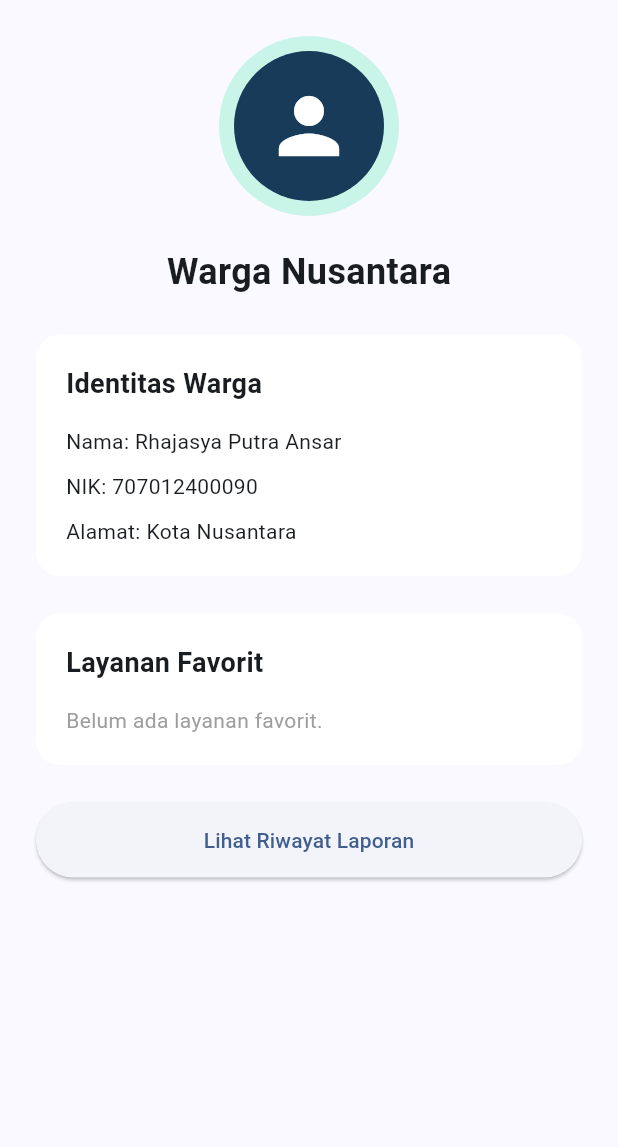
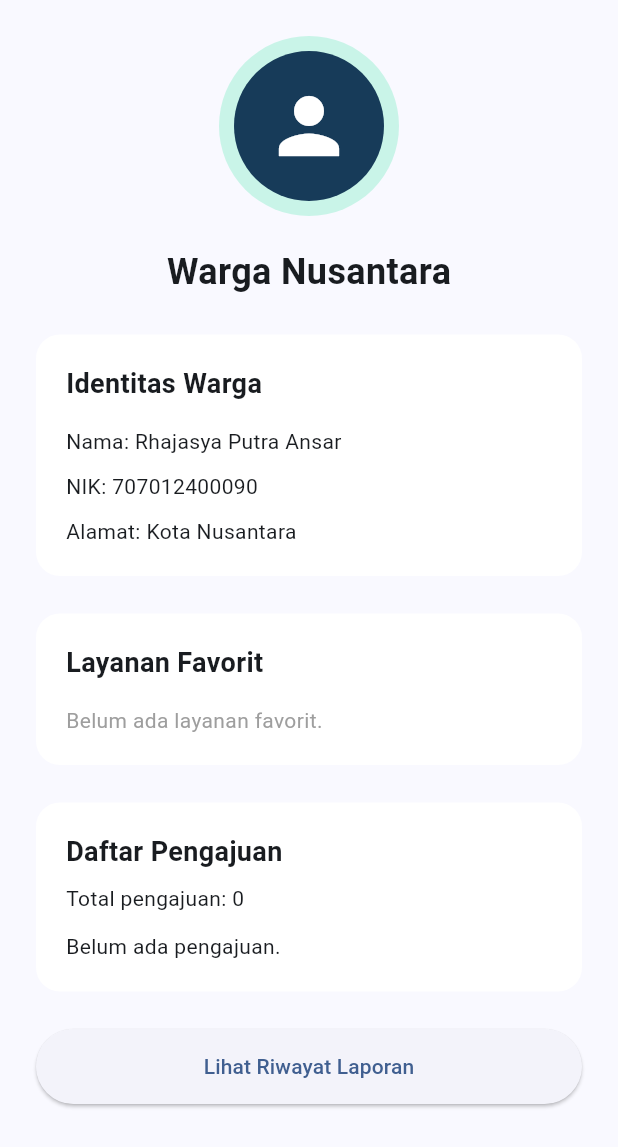
Before and after one commit to rhjasya/tamodul6_ppbl, a Flutter app: the WargaPage widget shown alone on an empty page, opened directly, on a phone screen of 412 x 824 dp. Shown: the top 1147 px of the screen. Run offline on Flutter 3.47's test engine with Material 3 defaults, Android fonts, the phone set to English and light mode, and no system bars; our stand-ins replace fl_chart, flutter_bloc, flutter_map, latlong2.

Commit message:
Initial commit

```diff
--- a/lib/models/favorit_model.dart
+++ b/lib/models/favorit_model.dart
@@ -1,21 +1,21 @@
-import 'package:flutter/foundation.dart';
+//  import 'package:flutter/foundation.dart';
 
-class FavoritModel extends ChangeNotifier {
-  final List<String> _daftarFavorit = [];
+// class FavoritModel extends ChangeNotifier {
+//   final List<String> _daftarFavorit = [];
 
-  List<String> get daftarFavorit => _daftarFavorit;
+//   List<String> get daftarFavorit => _daftarFavorit;
 
-  void tandai(String namaLayanan) {
-    if (!_daftarFavorit.contains(namaLayanan)) {
-      _daftarFavorit.add(namaLayanan);
-      notifyListeners();
-    }
-  }
+//   void tandai(String namaLayanan) {
+//     if (!_daftarFavorit.contains(namaLayanan)) {
+//       _daftarFavorit.add(namaLayanan);
+//       notifyListeners();
+//     }
+//   }
 
-  void batalTandai(String namaLayanan) {
-    if (_daftarFavorit.contains(namaLayanan)) {
-      _daftarFavorit.remove(namaLayanan);
-      notifyListeners();
-    }
-  }
-}
+//   void batalTandai(String namaLayanan) {
+//     if (_daftarFavorit.contains(namaLayanan)) {
+//       _daftarFavorit.remove(namaLayanan);
+//       notifyListeners();
+//     }
+//   }
+// }
--- a/lib/pages/warga_page.dart
+++ b/lib/pages/warga_page.dart
@@ -1,7 +1,9 @@
+
 import 'package:flutter/material.dart';
-import 'package:provider/provider.dart';
+import 'package:flutter_bloc/flutter_bloc.dart';
 
-import '../models/favorit_model.dart';
+import '../cubit/favorit_cubit.dart';
+import '../cubit/pengajuan_cubit.dart';
 import '../navigation/app_routes.dart';
 
 class WargaPage extends StatelessWidget {
@@ -26,9 +28,7 @@ class WargaPage extends StatelessWidget {
               ),
             ),
           ),
-
           const SizedBox(height: 20),
-
           const Text(
             'Warga Nusantara',
             style: TextStyle(
@@ -36,7 +36,6 @@ class WargaPage extends StatelessWidget {
               fontWeight: FontWeight.bold,
             ),
           ),
-
           const SizedBox(height: 25),
 
           Container(
@@ -56,17 +55,11 @@ class WargaPage extends StatelessWidget {
                     fontWeight: FontWeight.bold,
                   ),
                 ),
-
                 SizedBox(height: 15),
-
                 Text('Nama: Rhajasya Putra Ansar'),
-
                 SizedBox(height: 10),
-
                 Text('NIK: 707012400090'),
-
                 SizedBox(height: 10),
-
                 Text('Alamat: Kota Nusantara'),
               ],
             ),
@@ -74,8 +67,8 @@ class WargaPage extends StatelessWidget {
 
           const SizedBox(height: 25),
 
-          Consumer<FavoritModel>(
-            builder: (context, favorit, child) {
+          BlocBuilder<FavoritCubit, Set<String>>(
+            builder: (context, daftarFavorit) {
               return Container(
                 width: double.infinity,
                 padding: const EdgeInsets.all(20),
@@ -93,28 +86,76 @@ class WargaPage extends StatelessWidget {
                         fontWeight: FontWeight.bold,
                       ),
                     ),
-
                     const SizedBox(height: 15),
 
-                    if (favorit.daftarFavorit.isEmpty)
+                    if (daftarFavorit.isEmpty)
                       const Text(
                         'Belum ada layanan favorit.',
-                        style: TextStyle(
-                          color: Colors.grey,
-                        ),
+                        style: TextStyle(color: Colors.grey),
                       )
                     else
-                      ...favorit.daftarFavorit.map(
-                        (namaLayanan) {
-                          return ListTile(
+                      ...daftarFavorit.map(
+                        (namaLayanan) => ListTile(
                           contentPadding: EdgeInsets.zero,
                           leading: const Icon(
                             Icons.star,
                             color: Colors.amber,
                           ),
                           title: Text(namaLayanan),
+                          trailing: IconButton(
+                            tooltip: 'Hapus favorit',
+                            icon: const Icon(Icons.delete_outline),
+                            onPressed: () {
+                              context
+                                  .read<FavoritCubit>()
+                                  .batalTandai(namaLayanan);
+                            },
+                          ),
+                        ),
+                      ),
+                  ],
+                ),
               );
             },
+          ),
+
+          const SizedBox(height: 25),
+
+          BlocBuilder<PengajuanCubit, List<String>>(
+            builder: (context, daftarPengajuan) {
+              return Container(
+                width: double.infinity,
+                padding: const EdgeInsets.all(20),
+                decoration: BoxDecoration(
+                  color: Colors.white,
+                  borderRadius: BorderRadius.circular(16),
+                ),
+                child: Column(
+                  crossAxisAlignment: CrossAxisAlignment.start,
+                  children: [
+                    const Text(
+                      'Daftar Pengajuan',
+                      style: TextStyle(
+                        fontSize: 18,
+                        fontWeight: FontWeight.bold,
+                      ),
+                    ),
+                    const SizedBox(height: 8),
+                    Text(
+                      'Total pengajuan: ${daftarPengajuan.length}',
+                    ),
+                    const SizedBox(height: 12),
+                    if (daftarPengajuan.isEmpty)
+                      const Text('Belum ada pengajuan.')
+                    else
+                      ...daftarPengajuan.map(
+                        (nama) => ListTile(
+                          contentPadding: EdgeInsets.zero,
+                          leading: const Icon(
+                            Icons.assignment_outlined,
+                          ),
+                          title: Text(nama),
+                        ),
                       ),
                   ],
                 ),
@@ -134,9 +175,7 @@ class WargaPage extends StatelessWidget {
                   AppRoutes.riwayatLaporan,
                 );
               },
-              child: const Text(
-                'Lihat Riwayat Laporan',
-              ),
+              child: const Text('Lihat Riwayat Laporan'),
             ),
           ),
         ],
--- a/pubspec.yaml
+++ b/pubspec.yaml
@@ -12,12 +12,13 @@ environment:
 # dependencies can be manually updated by changing the version numbers below to
 # the latest version available on pub.dev. To see which dependencies have newer
 # versions available, run `flutter pub outdated`.
+
 dependencies:
   flutter:
     sdk: flutter
 
   cupertino_icons: ^1.0.8
-  provider: ^6.1.5+1
+  flutter_bloc: ^9.1.1
   flutter_map: ^8.3.2
   latlong2: ^0.10.1
   fl_chart: ^1.2.0
```
Also changed, not shown: lib/cubit/favorit_cubit.dart (added, +26 -0 lines), lib/cubit/pengajuan_cubit.dart (added, +59 -0 lines), lib/main.dart (+9 -8 lines), lib/models/pengajuan_model.dart (+43 -43 lines), lib/navigation/kerangka_navigasi.dart (+14 -22 lines), lib/pages/detail_layanan_page.dart (+18 -45 lines), lib/pages/formulir_pengajuan_page.dart (+13 -7 lines), lib/pages/layanan_page.dart (+22 -20 lines), lib/pages/statistik_layanan_page.dart (+21 -11 lines), pubspec.lock. Lines whose indentation alone changed are shown as unchanged.
